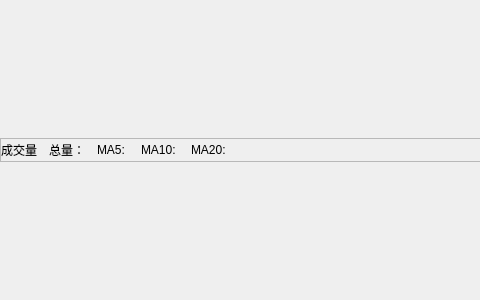
This is src/gui/qt_widgets/MComponents/indicators/VolumeWidget.ui in Daydreamer-AI/KLineReview as Qt 5 draws it before an edit; both pictures show x 0 to 480 and y 0 to 300 of the 1366 by 300 pixel window. The edited form follows.
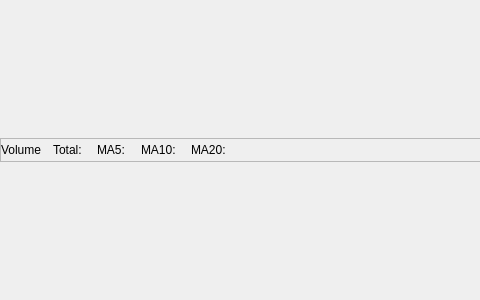
This is the edited form. Custom widgets are drawn as their Qt base class.

```diff
--- a/src/gui/qt_widgets/MComponents/indicators/VolumeWidget.ui
+++ b/src/gui/qt_widgets/MComponents/indicators/VolumeWidget.ui
@@ -68,14 +68,14 @@
       <item>
        <widget class="BodyLabel" name="label_volume">
         <property name="text">
-         <string>成交量</string>
+         <string>Volume</string>
         </property>
        </widget>
       </item>
       <item>
        <widget class="BodyLabel" name="label_total_volume">
         <property name="text">
-         <string>总量：</string>
+         <string>Total: </string>
         </property>
        </widget>
       </item>
```
